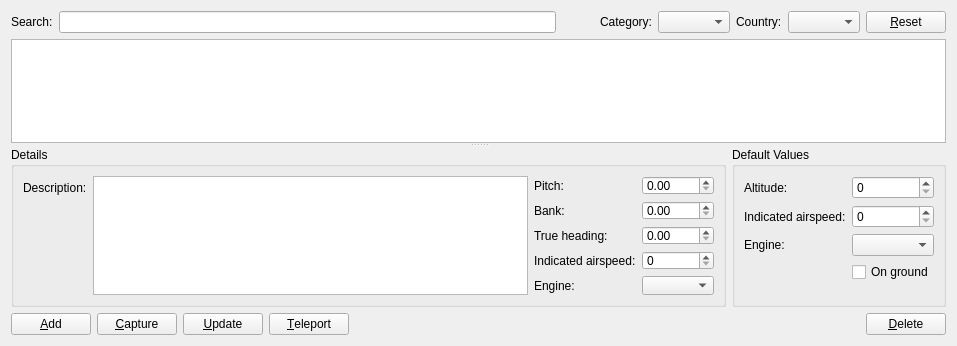
Before: the Qt Designer form src/Plugins/Module/Location/src/LocationWidget.ui in till213/SkyDolly, drawn with Qt 5.
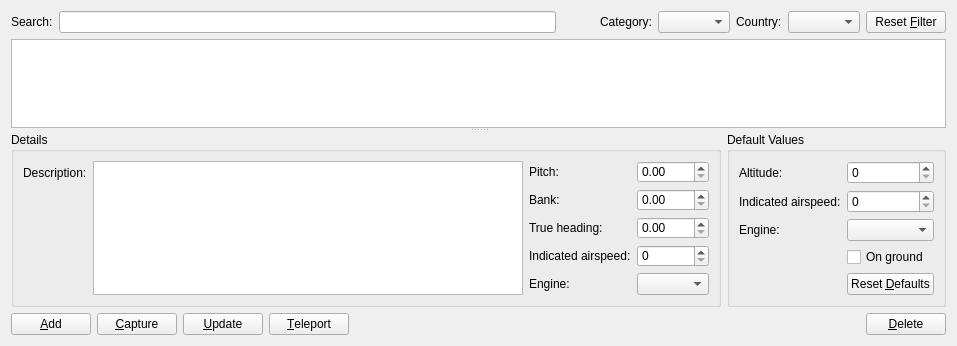
After: the same form once the commit is applied. Custom widgets are drawn as their Qt base class.

Commit message: Reset defaults buttons

```diff
--- a/src/Plugins/Module/Location/src/LocationWidget.ui
+++ b/src/Plugins/Module/Location/src/LocationWidget.ui
@@ -77,7 +77,7 @@
         <string>Reset the search filter criteria.</string>
        </property>
        <property name="text">
-        <string>&amp;Reset</string>
+        <string>Reset &amp;Filter</string>
        </property>
       </widget>
      </item>
@@ -244,6 +244,13 @@
             </property>
            </widget>
           </item>
+          <item row="4" column="1">
+           <widget class="QPushButton" name="resetDefaultsPushButton">
+            <property name="text">
+             <string>Reset &amp;Defaults</string>
+            </property>
+           </widget>
+          </item>
          </layout>
         </widget>
        </item>
```
Left out of the diff: 4 changed lines with no effect on the pictures. The commit also changes 5 other files.
